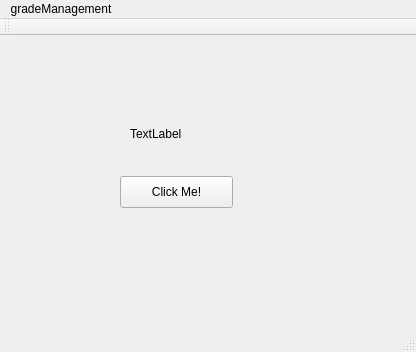
First picture: the form in mainwindow.ui, repository awmleer/grade-management, before the edit.
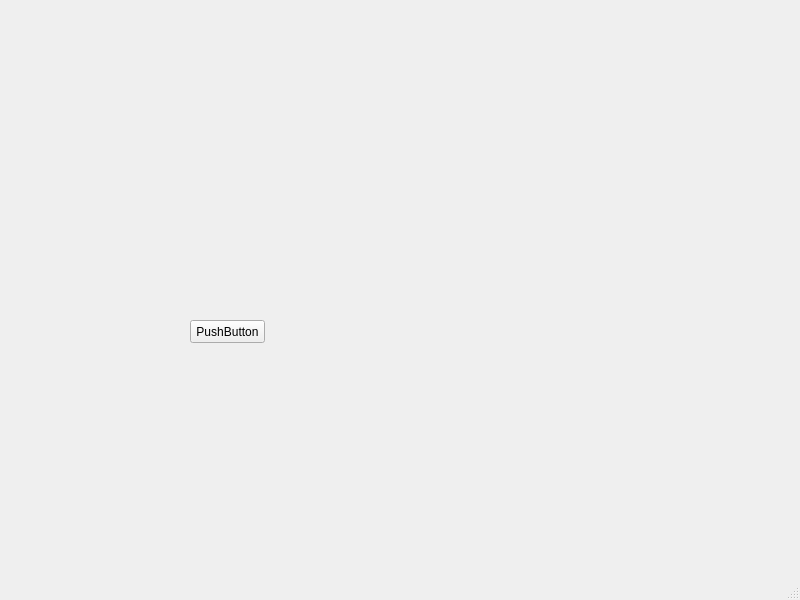
Second picture: the form after the edit.

```diff
--- a/mainwindow.ui
+++ b/mainwindow.ui
@@ -6,8 +6,8 @@
    <rect>
     <x>0</x>
     <y>0</y>
-    <width>416</width>
-    <height>352</height>
+    <width>800</width>
+    <height>600</height>
    </rect>
   </property>
   <property name="windowTitle">
@@ -17,27 +17,14 @@
    <widget class="QPushButton" name="myButton">
     <property name="geometry">
      <rect>
-      <x>120</x>
-      <y>140</y>
-      <width>113</width>
-      <height>32</height>
+      <x>190</x>
+      <y>320</y>
+      <width>75</width>
+      <height>23</height>
      </rect>
     </property>
     <property name="text">
-     <string>Click Me!</string>
-    </property>
-   </widget>
-   <widget class="QLabel" name="myLabel">
-    <property name="geometry">
-     <rect>
-      <x>130</x>
-      <y>90</y>
-      <width>131</width>
-      <height>16</height>
-     </rect>
-    </property>
-    <property name="text">
-     <string>TextLabel</string>
+     <string>PushButton</string>
     </property>
    </widget>
   </widget>
@@ -46,26 +33,12 @@
     <rect>
      <x>0</x>
      <y>0</y>
-     <width>416</width>
-     <height>22</height>
+     <width>800</width>
+     <height>17</height>
     </rect>
    </property>
-   <widget class="QMenu" name="menugradeManagement">
-    <property name="title">
-     <string>gradeManagement</string>
-    </property>
-   </widget>
-   <addaction name="menugradeManagement"/>
   </widget>
-  <widget class="QToolBar" name="mainToolBar">
-   <attribute name="toolBarArea">
-    <enum>TopToolBarArea</enum>
-   </attribute>
-   <attribute name="toolBarBreak">
-    <bool>false</bool>
-   </attribute>
-  </widget>
-  <widget class="QStatusBar" name="statusBar"/>
+  <widget class="QStatusBar" name="statusbar"/>
  </widget>
  <layoutdefault spacing="6" margin="11"/>
  <resources/>
```
Left out of the diff: 6 changed lines with no effect on the pictures.
